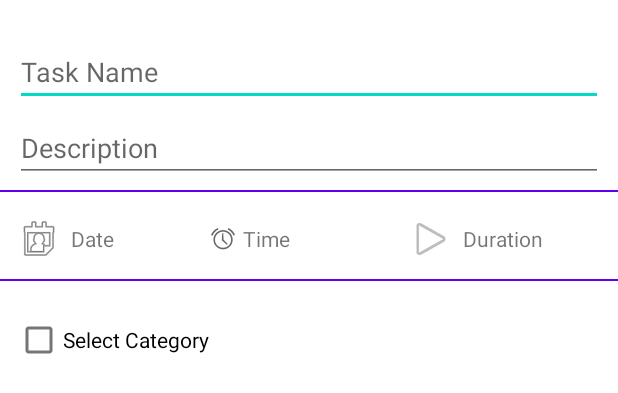
After one commit to Fachhochschule-Erfurt-BA5/MPE, an Android app: the layout fragment_new_task.xml on its own in the app's theme, with its tools: preview values and no code run, on a phone screen of 412 x 824 dp. The commit adds this screen. Shown: the top 393 px of the screen. Run offline under Robolectric (Android 15) with nearby library versions, the phone set to English and light mode, and no system bars.

Commit message:
new task layout added

```diff
--- a/app/build.gradle
+++ b/app/build.gradle
@@ -37,7 +37,11 @@ dependencies {
     implementation 'androidx.navigation:navigation-ui:2.3.1'
     implementation 'androidx.lifecycle:lifecycle-livedata-ktx:2.2.0'
     implementation 'androidx.lifecycle:lifecycle-viewmodel-ktx:2.2.0'
+    implementation 'androidx.legacy:legacy-support-v4:1.0.0'
+    implementation 'androidx.gridlayout:gridlayout:1.0.0'
     testImplementation 'junit:junit:4.+'
     androidTestImplementation 'androidx.test.ext:junit:1.1.2'
     androidTestImplementation 'androidx.test.espresso:espresso-core:3.3.0'
+
+    implementation 'com.github.jorgecastilloprz:fabprogresscircle:1.01@aar'
 }
--- /dev/null
+++ b/app/src/main/res/layout/fragment_new_task.xml
@@ -0,0 +1,123 @@
+<?xml version="1.0" encoding="utf-8"?>
+<androidx.core.widget.NestedScrollView
+    xmlns:android="http://schemas.android.com/apk/res/android"
+    xmlns:app="http://schemas.android.com/apk/res-auto"
+    xmlns:tools="http://schemas.android.com/tools"
+    app:layout_behavior="@string/appbar_scrolling_view_behavior"
+    android:layout_width="match_parent"
+    android:layout_height="match_parent"
+    android:focusable="true"
+    android:focusableInTouchMode="true"
+    tools:showIn="@layout/activity_new_task">
+
+
+    <LinearLayout
+        android:layout_width="match_parent"
+        android:layout_height="wrap_content"
+        android:layout_marginTop="20dp"
+        android:orientation="vertical">
+
+        <RelativeLayout
+            android:layout_width="wrap_content"
+            android:layout_height="wrap_content">
+
+            <EditText
+                android:id="@+id/new_task_title"
+                android:layout_width="match_parent"
+                android:layout_height="wrap_content"
+                android:layout_marginLeft="10dp"
+                android:layout_marginTop="5dp"
+                android:layout_marginRight="10dp"
+                android:hint="@string/task_name"
+                android:inputType="text" />
+        </RelativeLayout>
+
+        <RelativeLayout
+            android:layout_width="wrap_content"
+            android:layout_height="wrap_content">
+
+            <EditText
+                android:id="@+id/new_task_descrip"
+                android:layout_width="match_parent"
+                android:layout_height="wrap_content"
+                android:layout_marginLeft="10dp"
+                android:layout_marginTop="5dp"
+                android:layout_marginRight="10dp"
+                android:hint="@string/description"
+                android:inputType="text" />
+
+        </RelativeLayout>
+
+        <View
+            android:layout_width="match_parent"
+            android:layout_height="1dp"
+            android:layout_marginTop="5dp"
+            android:background="@color/purple_500" />
+
+        <LinearLayout
+            android:layout_width="match_parent"
+            android:layout_height="wrap_content"
+            android:layout_marginLeft="10dp"
+            android:layout_marginTop="15dp"
+            android:layout_marginRight="10dp"
+            android:layout_marginBottom="5dp"
+            android:orientation="horizontal">
+
+            <TextView
+                android:id="@+id/new_task_date"
+                android:layout_width="0dp"
+                android:layout_height="match_parent"
+                android:layout_weight="1"
+                android:drawablePadding="5dp"
+                android:gravity="center_vertical"
+                android:text="@string/date"
+                app:drawableLeftCompat="@android:drawable/ic_menu_my_calendar" />
+
+            <TextView
+                android:id="@+id/new_task_start"
+                android:layout_width="0dp"
+                android:layout_height="match_parent"
+                android:layout_weight="1"
+                android:drawablePadding="5dp"
+                android:gravity="center_vertical"
+                android:text="@string/time"
+                app:drawableLeftCompat="@android:drawable/ic_lock_idle_alarm" />
+
+            <TextView
+                android:id="@+id/new_task_duration"
+                android:layout_width="0dp"
+                android:layout_height="match_parent"
+                android:layout_weight="1"
+                android:drawablePadding="5dp"
+                android:gravity="center_vertical"
+                android:text="@string/duration"
+                app:drawableStartCompat="@android:drawable/ic_media_play" />
+
+        </LinearLayout>
+
+
+        <View
+            android:layout_width="match_parent"
+            android:layout_height="1dp"
+            android:layout_marginTop="5dp"
+            android:background="@color/purple_500" />
+
+
+        <LinearLayout
+            android:layout_width="match_parent"
+            android:layout_height="wrap_content"
+            android:layout_marginLeft="10dp"
+            android:layout_marginTop="15dp"
+            android:layout_marginRight="10dp"
+            android:layout_marginBottom="5dp"
+            android:orientation="horizontal">
+
+
+            <CheckBox
+                android:id="@+id/checkBox"
+                android:layout_width="match_parent"
+                android:layout_height="wrap_content"
+                android:text="@string/select_category" />
+        </LinearLayout>
+    </LinearLayout>
+</androidx.core.widget.NestedScrollView>
--- a/app/src/main/res/values/colors.xml
+++ b/app/src/main/res/values/colors.xml
@@ -10,4 +10,6 @@
     <color name="white">#FFFFFFFF</color>
     <color name="colorGrey50">#fafafa</color>
     <color name="black_semi">#3B3B3B</color>
+    <color name="primaryColor">#54aadb</color>
+
 </resources>
--- a/app/src/main/res/values/strings.xml
+++ b/app/src/main/res/values/strings.xml
@@ -11,4 +11,13 @@
     <string name="menu_gallery">Gallery</string>
     <string name="menu_slideshow">Slideshow</string>
     <string name="show_tasks">show tasks</string>
+    <string name="task_name">Task Name</string>
+    <string name="description">Description</string>
+    <string name="date">Date</string>
+    <string name="time">Time</string>
+    <string name="duration">Duration</string>
+    <string name="select_category">Select Category</string>
+    <string name="select_category">Select Category</string>
+    <string name="check_task">check_task</string>
+    <string name="image_task">image_task</string>
 </resources>
--- a/app/src/main/res/values/styles.xml
+++ b/app/src/main/res/values/styles.xml
@@ -13,4 +13,7 @@
     <style name="CalenderViewWeekCustomText" parent="android:TextAppearance.DeviceDefault.Small">
         <item name="android:textColor">@color/purple_700</item>
     </style>
+
+    <style name="AppTheme.AppBarOverlay" parent="ThemeOverlay.AppCompat.Dark.ActionBar" />
+    <style name="AppTheme.PopupOverlay" parent="ThemeOverlay.AppCompat.Light" />
 </resources>
```
Also changed, not shown: app/src/main/res/layout/activity_new_task.xml (added, +76 -0 lines), app/src/main/res/values/ids.xml (added, +10 -0 lines), gradle/wrapper/gradle-wrapper.properties.
